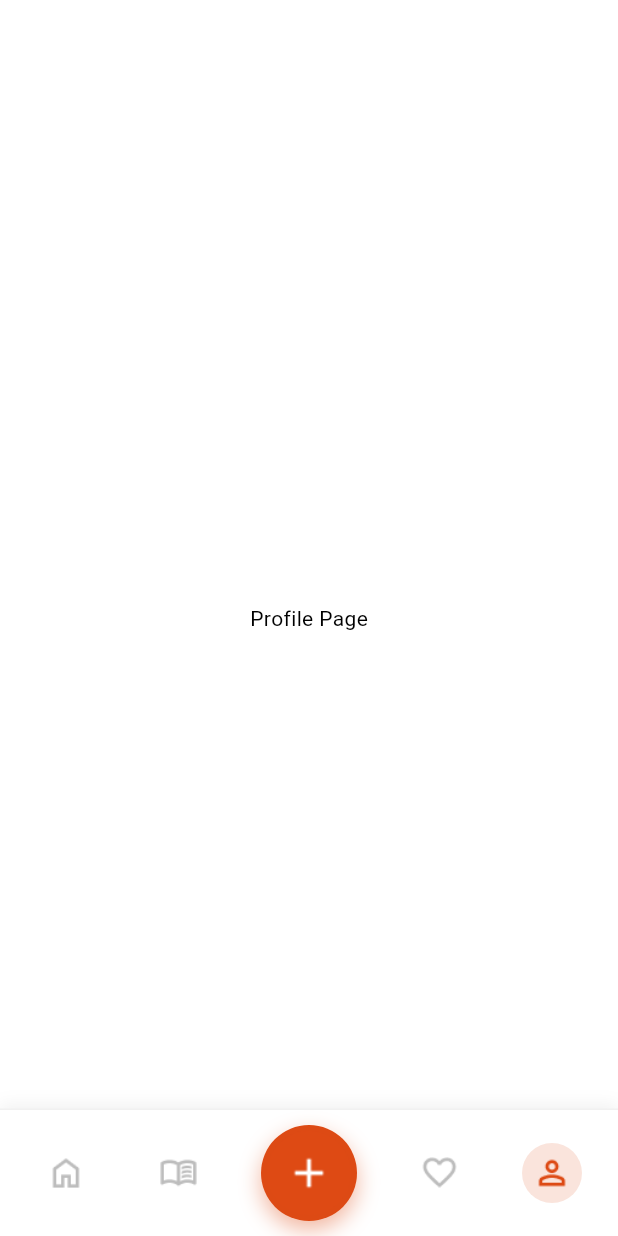
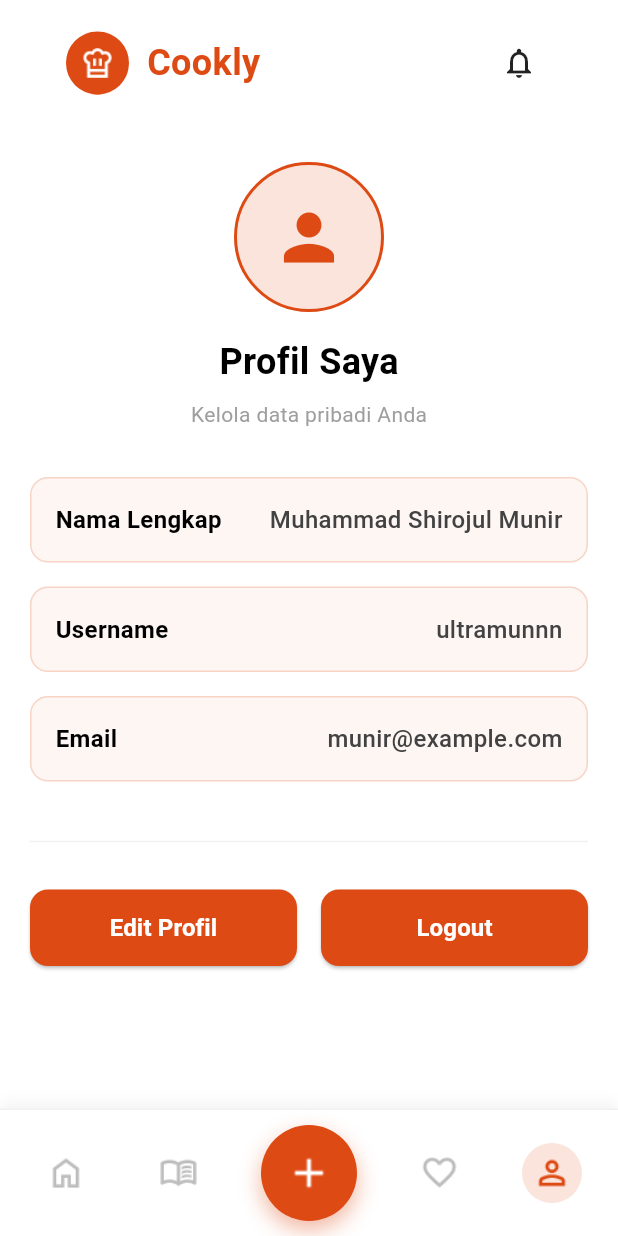
Before and after one commit to ultramunnn/cookly-app, a Flutter app: the HomeScreen screen opened directly, item 5 of the bottom bar chosen, on a phone screen of 412 x 824 dp. Run offline on Flutter 3.47's test engine with Material 3 defaults, Android fonts, the phone set to English and light mode, and no system bars; our stand-ins replace flutter_dotenv, supabase_flutter; accounts and stored records are empty; Roboto replaces fonts that are missing (Lexend).

Commit message:
feat: detail screen, profile screen, and login logout with supabase

```diff
--- /dev/null
+++ b/devtools_options.yaml
@@ -0,0 +1,3 @@
+description: This file stores settings for Dart & Flutter DevTools.
+documentation: https://docs.flutter.dev/tools/devtools/extensions#configure-extension-enablement-states
+extensions:
--- a/lib/screen/content/home_content.dart
+++ b/lib/screen/content/home_content.dart
@@ -3,7 +3,6 @@ import 'package:cookly_app/widgets/components/custom_navbar.dart';
 import 'package:cookly_app/widgets/components/custom_searchbar.dart';
 import 'package:cookly_app/widgets/sections/home/populerrecipe_section.dart';
 import 'package:flutter/material.dart';
-import 'package:cookly_app/theme/app_color.dart';
 import 'package:cookly_app/widgets/sections/home/recipetoday_section.dart';
 import 'package:cookly_app/widgets/sections/home/categoryfilter_section.dart';
 import 'package:cookly_app/widgets/sections/home/desserts_section.dart';
--- a/lib/screen/home_screen.dart
+++ b/lib/screen/home_screen.dart
@@ -1,4 +1,5 @@
 import 'package:cookly_app/screen/content/home_content.dart';
+import 'package:cookly_app/screen/profile_screen.dart';
 import 'package:flutter/material.dart';
 import 'package:cookly_app/widgets/components/custom_bottom_navbar.dart';
 import 'package:cookly_app/theme/app_color.dart';
@@ -24,9 +25,7 @@ class _HomeScreenState extends State<HomeScreen> {
     const Center(
       child: Text("Favorite Page", style: TextStyle(color: Colors.black)),
     ),
-    const Center(
-      child: Text("Profile Page", style: TextStyle(color: Colors.black)),
-    ),
+    const ProfileScreen(),
   ];
 
   void _onItemTapped(int index) {
--- /dev/null
+++ b/lib/screen/profile_screen.dart
@@ -0,0 +1,202 @@
+import 'package:cookly_app/screen/login_screen.dart';
+import 'package:flutter/material.dart';
+import 'package:cookly_app/theme/app_color.dart';
+import 'package:cookly_app/widgets/components/custom_text.dart';
+import 'package:cookly_app/widgets/components/custom_navbar.dart';
+import 'package:supabase_flutter/supabase_flutter.dart';
+
+class ProfileScreen extends StatelessWidget {
+  const ProfileScreen({super.key});
+
+  Future<void> _logout(BuildContext context) async {
+    final supabase = Supabase.instance.client;
+
+    try {
+      await supabase.auth.signOut();
+      if (context.mounted) {
+        // Navigasi ke LoginScreen setelah logout
+        Navigator.pushAndRemoveUntil(
+          context,
+          MaterialPageRoute(builder: (_) => const LoginScreen()),
+          (route) => false,
+        );
+      }
+    } catch (e) {
+      _showErrorDialog(context, 'Gagal logout: $e');
+    }
+  }
+
+  void _showErrorDialog(BuildContext context, String message) {
+    showDialog(
+      context: context,
+      builder: (_) => AlertDialog(
+        title: const Text('Terjadi Kesalahan'),
+        content: Text(message),
+        actions: [
+          TextButton(
+            onPressed: () => Navigator.pop(context),
+            child: const Text('Tutup'),
+          ),
+        ],
+      ),
+    );
+  }
+
+  @override
+  Widget build(BuildContext context) {
+    return Scaffold(
+      backgroundColor: AppColors.white,
+      body: SafeArea(
+        child: Padding(
+          padding: const EdgeInsets.only(bottom: 100),
+          child: Padding(
+            padding: const EdgeInsets.symmetric(horizontal: 20),
+            child: Column(
+              crossAxisAlignment: CrossAxisAlignment.start,
+              children: [
+                const CustomNavbar(),
+                const SizedBox(height: 24),
+
+                // 🔹 Header
+                Center(
+                  child: Column(
+                    children: [
+                      Container(
+                        height: 100,
+                        width: 100,
+                        decoration: BoxDecoration(
+                          color: AppColors.primary.withOpacity(0.15),
+                          shape: BoxShape.circle,
+                          border: Border.all(
+                            color: AppColors.primary,
+                            width: 2,
+                          ),
+                        ),
+                        child: const Icon(
+                          Icons.person,
+                          color: AppColors.primary,
+                          size: 50,
+                        ),
+                      ),
+                      const SizedBox(height: 16),
+                      const CustomText(
+                        text: "Profil Saya",
+                        fontSize: 24,
+                        fontWeight: FontWeight.w700,
+                        color: Colors.black,
+                      ),
+                      const SizedBox(height: 8),
+                      const CustomText(
+                        text: "Kelola data pribadi Anda",
+                        fontSize: 14,
+                        fontWeight: FontWeight.w400,
+                        color: Colors.grey,
+                      ),
+                    ],
+                  ),
+                ),
+                const SizedBox(height: 32),
+
+                ProfileItem(
+                  label: "Nama Lengkap",
+                  value: "Muhammad Shirojul Munir",
+                ),
+                const SizedBox(height: 16),
+                ProfileItem(label: "Username", value: "ultramunnn"),
+                const SizedBox(height: 16),
+                ProfileItem(label: "Email", value: "munir@example.com"),
+
+                const SizedBox(height: 32),
+                const Divider(color: Color(0xFFF1F1F1)),
+                const SizedBox(height: 24),
+
+                // 🔹 Tombol Aksi
+                Row(
+                  children: [
+                    Expanded(
+                      child: ElevatedButton(
+                        style: ElevatedButton.styleFrom(
+                          backgroundColor: AppColors.primary,
+                          shape: RoundedRectangleBorder(
+                            borderRadius: BorderRadius.circular(12),
+                          ),
+                          padding: const EdgeInsets.symmetric(vertical: 14),
+                        ),
+                        onPressed: () {
+                          // TODO: Tambahkan navigasi ke EditProfileScreen
+                        },
+                        child: const CustomText(
+                          text: 'Edit Profil',
+                          fontSize: 16,
+                          fontWeight: FontWeight.w600,
+                          color: Colors.white,
+                        ),
+                      ),
+                    ),
+                    const SizedBox(width: 16),
+                    Expanded(
+                      child: ElevatedButton(
+                        style: ElevatedButton.styleFrom(
+                          backgroundColor: AppColors.primary,
+                          shape: RoundedRectangleBorder(
+                            borderRadius: BorderRadius.circular(12),
+                          ),
+                          padding: const EdgeInsets.symmetric(vertical: 14),
+                        ),
+                        onPressed: () => _logout(context),
+                        child: const CustomText(
+                          text: 'Logout',
+                          fontSize: 16,
+                          fontWeight: FontWeight.w600,
+                          color: Colors.white,
+                        ),
+                      ),
+                    ),
+                  ],
+                ),
+              ],
+            ),
+          ),
+        ),
+      ),
+    );
+  }
+}
+
+class ProfileItem extends StatelessWidget {
+  final String label;
+  final String value;
+
+  const ProfileItem({super.key, required this.label, required this.value});
+
+  @override
+  Widget build(BuildContext context) {
+    return Container(
+      padding: const EdgeInsets.all(16),
+      decoration: BoxDecoration(
+        color: AppColors.primary.withOpacity(0.05),
+        borderRadius: BorderRadius.circular(12),
+        border: Border.all(color: AppColors.primary.withOpacity(0.2)),
+      ),
+      child: Row(
+        mainAxisAlignment: MainAxisAlignment.spaceBetween,
+        children: [
+          CustomText(
+            text: label,
+            fontSize: 16,
+            fontWeight: FontWeight.w600,
+            color: Colors.black,
+          ),
+          Flexible(
+            child: CustomText(
+              text: value,
+              fontSize: 16,
+              fontWeight: FontWeight.w500,
+              color: Colors.grey[800]!,
+            ),
+          ),
+        ],
+      ),
+    );
+  }
+}
--- a/lib/widgets/components/custom_searchbar.dart
+++ b/lib/widgets/components/custom_searchbar.dart
@@ -15,7 +15,7 @@ class CustomSearchbar extends StatelessWidget {
   @override
   Widget build(BuildContext context) {
     return Padding(
-      padding: const EdgeInsets.only(left: 16, right: 8), // jarak kiri & kanan
+      padding: const EdgeInsets.only(left: 0, right: 0), // jarak kiri & kanan
       child: Row(
         children: [
           // Field abu-abu
```
Also changed, not shown: lib/main.dart (+16 -1 lines), lib/screen/detail/detail_content.dart (added, +157 -0 lines), lib/screen/login_screen.dart (+95 -33 lines), lib/screen/splash_screen.dart (+24 -4 lines), lib/widgets/components/custom_button.dart (+26 -5 lines), lib/widgets/sections/home/desserts_section.dart (+30 -2 lines), lib/widgets/sections/home/populerrecipe_section.dart (+27 -0 lines), lib/widgets/sections/home/recipetoday_section.dart (+27 -1 lines), pubspec.yaml (+5 -15 lines), pubspec.lock, 3 other files.
